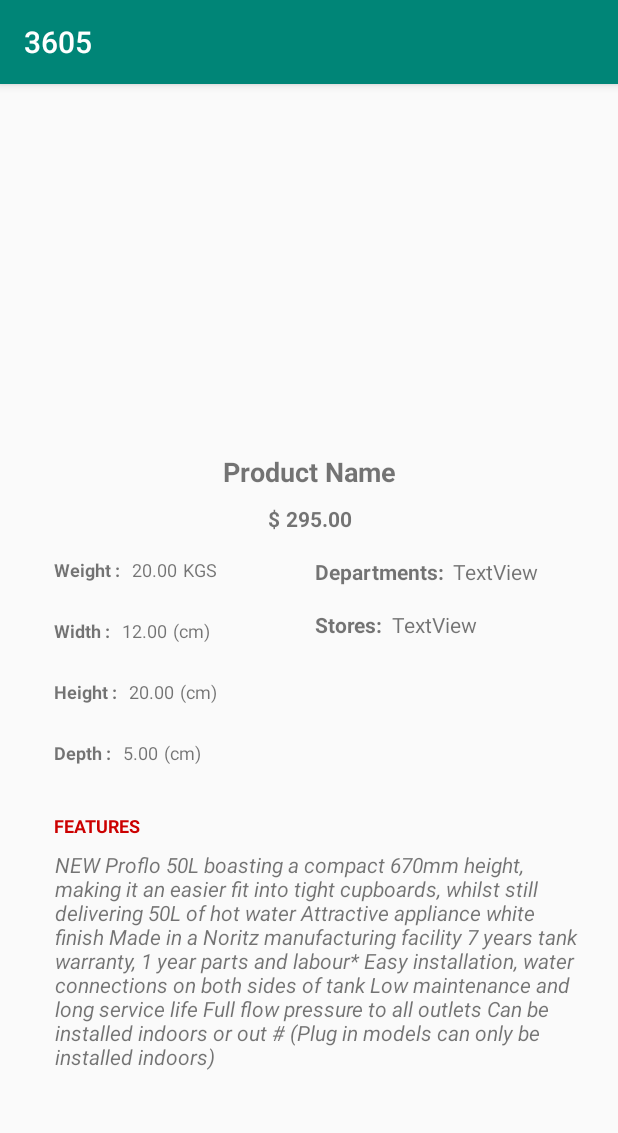
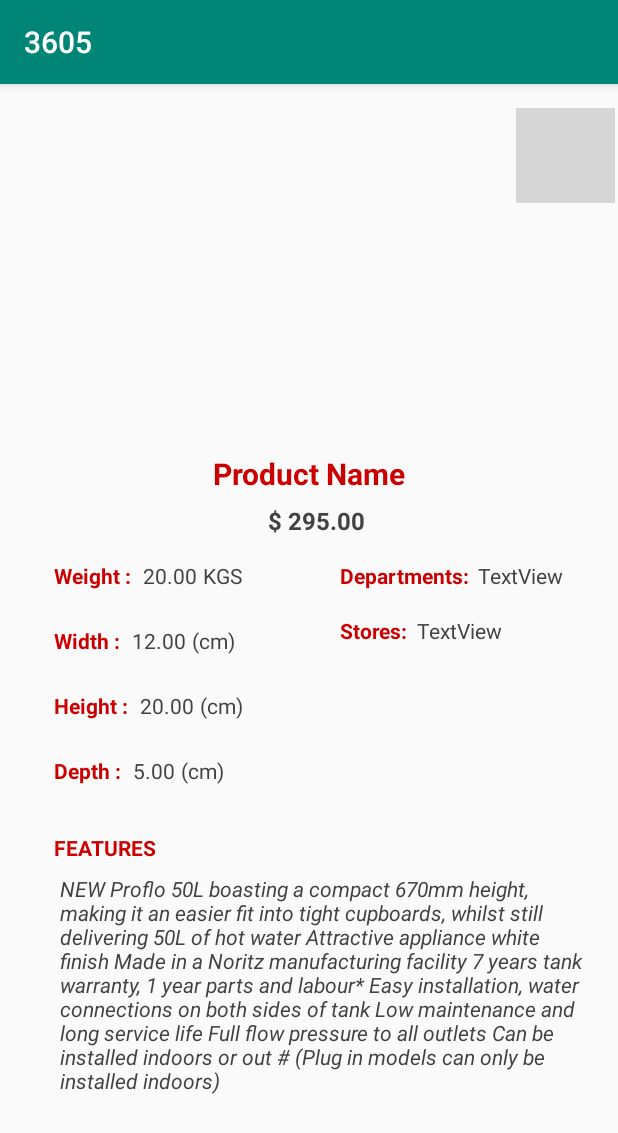
Before and after one commit to jellomarr/ProductDirectory, an Android app: the SearchDetailActivity screen opened directly, with no data from a screen before it, on a phone screen of 412 x 824 dp. Shown: the top 1133 px of the screen. Run offline under Robolectric (Android 15) with nearby library versions, the phone set to English and light mode, and no system bars; pictures from the network do not load; 9 statements that could not run were skipped; grey boxes are pictures that could not be loaded.

Commit message:
changes to xml files

```diff
--- a/3605 final file/app/src/main/res/layout/product_detail.xml
+++ b/3605 final file/app/src/main/res/layout/product_detail.xml
@@ -1,6 +1,5 @@
 <?xml version="1.0" encoding="utf-8"?>
-<ScrollView
-    xmlns:android="http://schemas.android.com/apk/res/android"
+<ScrollView xmlns:android="http://schemas.android.com/apk/res/android"
     xmlns:app="http://schemas.android.com/apk/res-auto"
     xmlns:tools="http://schemas.android.com/tools"
     android:layout_width="match_parent"
@@ -8,9 +7,9 @@
 
 
     <androidx.constraintlayout.widget.ConstraintLayout
-    android:orientation="vertical"
         android:layout_width="match_parent"
         android:layout_height="match_parent"
+        android:orientation="vertical"
         tools:context=".activity.SearchDetailActivity">
 
 
@@ -21,7 +20,8 @@
             android:layout_marginStart="4dp"
             android:layout_marginTop="24dp"
             android:text="(cm)"
-        android:textSize="12sp"
+            android:textColor="@color/cardview_dark_background"
+            android:textSize="14sp"
             app:layout_constraintStart_toEndOf="@+id/product_depth"
             app:layout_constraintTop_toBottomOf="@+id/textView21" />
 
@@ -39,6 +39,7 @@
             android:id="@+id/product_picture"
             android:layout_width="match_parent"
             android:layout_height="242dp"
+            android:outlineAmbientShadowColor="#BD2E2E"
             app:layout_constraintEnd_toEndOf="parent"
             app:layout_constraintStart_toStartOf="parent"
             app:layout_constraintTop_toTopOf="parent"
@@ -51,7 +52,9 @@
             android:layout_marginTop="4dp"
             android:text="Product Name"
             android:textAlignment="center"
-        android:textSize="18sp"
+            android:textAppearance="@style/TextAppearance.AppCompat.Large"
+            android:textColor="@android:color/holo_red_dark"
+            android:textSize="20sp"
             android:textStyle="bold"
             app:layout_constraintEnd_toEndOf="parent"
             app:layout_constraintStart_toStartOf="parent"
@@ -64,7 +67,8 @@
             android:layout_marginStart="36dp"
             android:layout_marginTop="16dp"
             android:text="Weight :"
-        android:textSize="12sp"
+            android:textColor="@android:color/holo_red_dark"
+            android:textSize="14sp"
             android:textStyle="bold"
             app:layout_constraintStart_toStartOf="parent"
             app:layout_constraintTop_toBottomOf="@+id/price" />
@@ -76,7 +80,8 @@
             android:layout_marginStart="36dp"
             android:layout_marginTop="24dp"
             android:text="Width :"
-        android:textSize="12sp"
+            android:textColor="@android:color/holo_red_dark"
+            android:textSize="14sp"
             android:textStyle="bold"
             app:layout_constraintStart_toStartOf="parent"
             app:layout_constraintTop_toBottomOf="@+id/weight" />
@@ -88,7 +93,8 @@
             android:layout_marginStart="36dp"
             android:layout_marginTop="24dp"
             android:text="Height :"
-        android:textSize="12sp"
+            android:textColor="@android:color/holo_red_dark"
+            android:textSize="14sp"
             android:textStyle="bold"
             app:layout_constraintStart_toStartOf="parent"
             app:layout_constraintTop_toBottomOf="@+id/width" />
@@ -100,7 +106,8 @@
             android:layout_marginStart="36dp"
             android:layout_marginTop="24dp"
             android:text="Depth :"
-        android:textSize="12sp"
+            android:textColor="@android:color/holo_red_dark"
+            android:textSize="14sp"
             android:textStyle="bold"
             app:layout_constraintStart_toStartOf="parent"
             app:layout_constraintTop_toBottomOf="@+id/height" />
@@ -113,6 +120,9 @@
             android:layout_marginTop="8dp"
             android:layout_marginEnd="4dp"
             android:text="$"
+            android:textAppearance="@style/TextAppearance.AppCompat.Medium"
+            android:textColor="@color/cardview_dark_background"
+            android:textSize="16sp"
             android:textStyle="bold"
             app:layout_constraintEnd_toStartOf="@+id/product_price"
             app:layout_constraintStart_toStartOf="@+id/product_name"
@@ -125,6 +135,9 @@
             android:layout_marginStart="4dp"
             android:text="295.00"
             android:textAlignment="center"
+            android:textAppearance="@style/TextAppearance.AppCompat.Medium"
+            android:textColor="@color/cardview_dark_background"
+            android:textSize="16sp"
             android:textStyle="bold"
             app:layout_constraintStart_toEndOf="@+id/price"
             app:layout_constraintTop_toTopOf="@+id/price" />
@@ -137,7 +150,7 @@
             android:layout_marginTop="32dp"
             android:text="FEATURES"
             android:textColor="@android:color/holo_red_dark"
-        android:textSize="12sp"
+            android:textSize="14sp"
             android:textStyle="bold"
             app:layout_constraintStart_toStartOf="parent"
             app:layout_constraintTop_toBottomOf="@+id/depth" />
@@ -149,7 +162,8 @@
             android:layout_marginStart="8dp"
             android:layout_marginTop="16dp"
             android:text="20.00"
-        android:textSize="12sp"
+            android:textColor="@color/cardview_dark_background"
+            android:textSize="14sp"
             app:layout_constraintStart_toEndOf="@+id/weight"
             app:layout_constraintTop_toBottomOf="@+id/price" />
 
@@ -160,7 +174,8 @@
             android:layout_marginStart="8dp"
             android:layout_marginTop="24dp"
             android:text="12.00"
-        android:textSize="12sp"
+            android:textColor="@color/cardview_dark_background"
+            android:textSize="14sp"
             app:layout_constraintStart_toEndOf="@+id/width"
             app:layout_constraintTop_toBottomOf="@+id/product_weight" />
 
@@ -171,7 +186,8 @@
             android:layout_marginStart="8dp"
             android:layout_marginTop="24dp"
             android:text="20.00"
-        android:textSize="12sp"
+            android:textColor="@color/cardview_dark_background"
+            android:textSize="14sp"
             app:layout_constraintStart_toEndOf="@+id/height"
             app:layout_constraintTop_toBottomOf="@+id/product_width" />
 
@@ -182,23 +198,24 @@
             android:layout_marginStart="8dp"
             android:layout_marginTop="24dp"
             android:text="5.00"
-        android:textSize="12sp"
+            android:textColor="@color/cardview_dark_background"
+            android:textSize="14sp"
             app:layout_constraintStart_toEndOf="@+id/depth"
             app:layout_constraintTop_toBottomOf="@+id/product_height" />
 
         <TextView
             android:id="@+id/product_feature"
             android:layout_width="355dp"
-        android:layout_height="198dp"
-        android:layout_marginStart="16dp"
+            android:layout_height="0dp"
+            android:layout_marginStart="4dp"
             android:layout_marginTop="8dp"
             android:text="NEW Proflo 50L boasting a compact 670mm height, making it an easier fit into tight cupboards, whilst still delivering 50L of hot water Attractive appliance white finish Made in a Noritz manufacturing facility 7 years tank warranty, 1 year parts and labour* Easy installation, water connections on both sides of tank Low maintenance and long service life Full flow pressure to all outlets Can be installed indoors or out # (Plug in models can only be installed indoors)"
             android:textAlignment="textStart"
             android:textSize="14sp"
             android:textStyle="italic"
-        app:layout_constraintEnd_toEndOf="parent"
-        app:layout_constraintStart_toStartOf="parent"
-        app:layout_constraintTop_toBottomOf="@+id/features" />
+            app:layout_constraintStart_toStartOf="@+id/features"
+            app:layout_constraintTop_toBottomOf="@+id/features"
+            android:textColor="@color/cardview_dark_background" />
 
         <TextView
             android:id="@+id/textView19"
@@ -207,7 +224,8 @@
             android:layout_marginStart="4dp"
             android:layout_marginTop="16dp"
             android:text="KGS"
-        android:textSize="12sp"
+            android:textColor="@color/cardview_dark_background"
+            android:textSize="14sp"
             app:layout_constraintStart_toEndOf="@+id/product_weight"
             app:layout_constraintTop_toBottomOf="@+id/price" />
 
@@ -218,7 +236,8 @@
             android:layout_marginStart="4dp"
             android:layout_marginTop="24dp"
             android:text="(cm)"
-        android:textSize="12sp"
+            android:textColor="@color/cardview_dark_background"
+            android:textSize="14sp"
             app:layout_constraintStart_toEndOf="@+id/product_width"
             app:layout_constraintTop_toBottomOf="@+id/textView19" />
 
@@ -229,8 +248,9 @@
             android:layout_marginStart="4dp"
             android:layout_marginTop="24dp"
             android:text="(cm)"
+            android:textColor="@color/cardview_dark_background"
             android:textColorHint="#FFFFFF"
-        android:textSize="12sp"
+            android:textSize="14sp"
             app:layout_constraintStart_toEndOf="@+id/product_height"
             app:layout_constraintTop_toBottomOf="@+id/textView20" />
 
@@ -241,6 +261,8 @@
             android:layout_height="wrap_content"
             android:layout_marginStart="65dp"
             android:text="Departments:"
+            android:textColor="@android:color/holo_red_dark"
+            android:textSize="14sp"
             android:textStyle="bold"
             app:layout_constraintStart_toEndOf="@+id/textView19"
             app:layout_constraintTop_toTopOf="@+id/weight" />
@@ -249,32 +271,47 @@
             android:id="@+id/stores"
             android:layout_width="wrap_content"
             android:layout_height="wrap_content"
-        android:layout_marginTop="16dp"
+            android:layout_marginTop="17dp"
             android:text="Stores:"
+            android:textColor="@android:color/holo_red_dark"
+            android:textSize="14sp"
             android:textStyle="bold"
             app:layout_constraintStart_toStartOf="@+id/department"
             app:layout_constraintTop_toBottomOf="@+id/department" />
 
         <TextView
             android:id="@+id/product_department"
-        android:layout_width="wrap_content"
-        android:layout_height="0dp"
+            android:layout_width="0dp"
+            android:layout_height="wrap_content"
             android:layout_marginStart="6dp"
-        android:layout_marginTop="43dp"
             android:text="TextView"
+            android:textColor="@color/cardview_dark_background"
+            android:textSize="14sp"
+            app:layout_constraintEnd_toEndOf="parent"
             app:layout_constraintStart_toEndOf="@id/department"
-        app:layout_constraintTop_toBottomOf="@+id/product_name" />
+            app:layout_constraintTop_toTopOf="@+id/department" />
 
         <TextView
             android:id="@+id/product_store"
             android:layout_width="0dp"
             android:layout_height="wrap_content"
             android:layout_marginStart="6dp"
-        android:layout_marginTop="16dp"
             android:text="TextView"
+            android:textColor="@color/cardview_dark_background"
+            android:textSize="14sp"
             app:layout_constraintEnd_toEndOf="parent"
             app:layout_constraintStart_toEndOf="@id/stores"
-        app:layout_constraintTop_toBottomOf="@+id/product_department" />
+            app:layout_constraintTop_toTopOf="@+id/stores" />
+
+        <ImageView
+            android:id="@+id/imageView"
+            android:layout_width="66dp"
+            android:layout_height="63dp"
+            android:layout_marginStart="344dp"
+            android:layout_marginTop="16dp"
+            app:layout_constraintStart_toStartOf="@+id/product_picture"
+            app:layout_constraintTop_toTopOf="parent"
+            app:srcCompat="@drawable/hglogo" />
 
 
     </androidx.constraintlayout.widget.ConstraintLayout>
--- a/3605 final file/app/src/main/res/layout/search_view.xml
+++ b/3605 final file/app/src/main/res/layout/search_view.xml
@@ -4,6 +4,7 @@
     xmlns:tools="http://schemas.android.com/tools"
     android:layout_width="match_parent"
     android:layout_height="wrap_content"
+    android:background="@android:color/background_light"
     android:orientation="vertical">
 
 
@@ -50,7 +51,7 @@
     <View
         android:layout_width="match_parent"
         android:layout_height="1dp"
-        android:background="@android:color/darker_gray"
+        android:background="@android:color/background_light"
         app:layout_constraintEnd_toEndOf="parent"
         app:layout_constraintHorizontal_bias="0.0"
         app:layout_constraintStart_toStartOf="parent"
```
Also changed, not shown: 3605 final file/app/src/main/res/layout/activity_main.xml (+48 -1 lines). Lines whose indentation alone changed are shown as unchanged.
